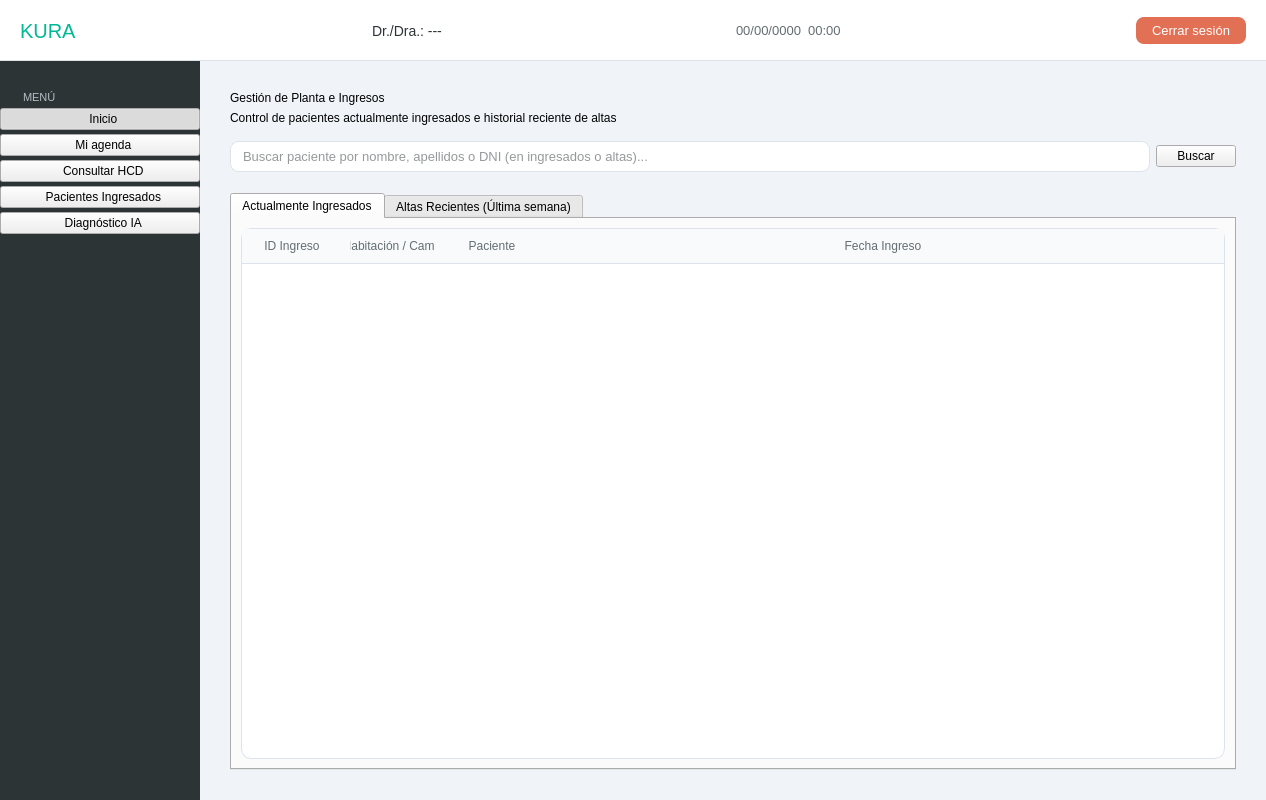
Old version of the form src/vista/Ui/VistaMedico.ui in the repository hgarcg04/software-engineering.
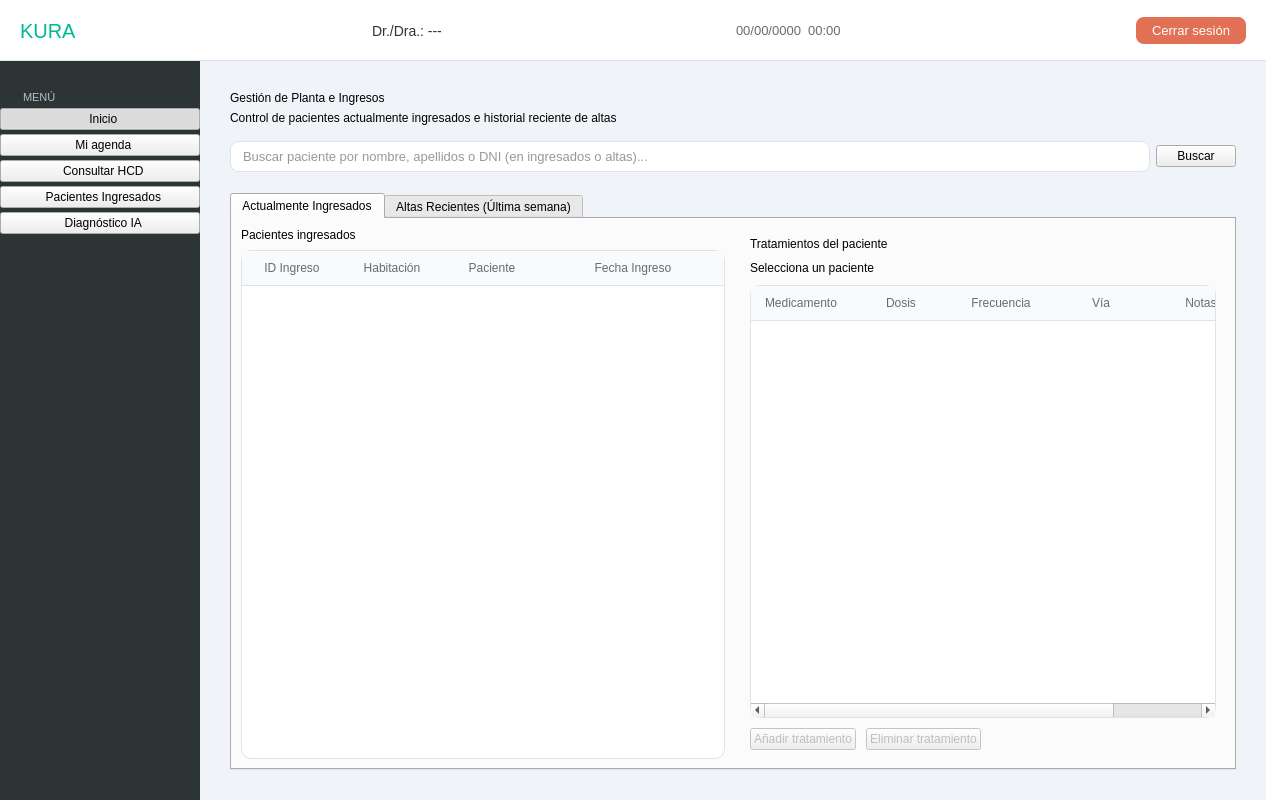
New version of the form. The open tabs and pages were chosen to show the change.

Commit message: Añadi lo de la tratamientos pero no esta acabado

```diff
--- a/src/vista/Ui/VistaMedico.ui
+++ b/src/vista/Ui/VistaMedico.ui
@@ -479,19 +479,97 @@
             
             <widget class="QWidget" name="tab_actuales">
              <attribute name="title"><string>Actualmente Ingresados</string></attribute>
-             <layout class="QVBoxLayout" name="tabActualesLayout">
+             <layout class="QHBoxLayout" name="tabActualesLayout">
+              <property name="spacing"><number>16</number></property>
+
+              <!-- Columna izquierda: tabla de pacientes ingresados -->
               <item>
-               <widget class="QTableWidget" name="tabla_ingresos">
-                <property name="editTriggers"><set>QAbstractItemView::NoEditTriggers</set></property>
-                <property name="selectionBehavior"><enum>QAbstractItemView::SelectRows</enum></property>
-                <property name="columnCount"><number>4</number></property>
-                <attribute name="horizontalHeaderStretchLastSection"><bool>true</bool></attribute>
-                <column><property name="text"><string>ID Ingreso</string></property></column>
-                <column><property name="text"><string>Habitación / Cama</string></property></column>
-                <column><property name="text"><string>Paciente</string></property></column>
-                <column><property name="text"><string>Fecha Ingreso</string></property></column>
+               <layout class="QVBoxLayout">
+                <property name="spacing"><number>8</number></property>
+                <item>
+                 <widget class="QLabel" name="lbl_ingresados_titulo">
+                  <property name="text"><string>Pacientes ingresados</string></property>
+                 </widget>
+                </item>
+                <item>
+                 <widget class="QTableWidget" name="tabla_ingresos">
+                  <property name="editTriggers"><set>QAbstractItemView::NoEditTriggers</set></property>
+                  <property name="selectionBehavior"><enum>QAbstractItemView::SelectRows</enum></property>
+                  <property name="columnCount"><number>4</number></property>
+                  <attribute name="horizontalHeaderStretchLastSection"><bool>true</bool></attribute>
+                  <column><property name="text"><string>ID Ingreso</string></property></column>
+                  <column><property name="text"><string>Habitación</string></property></column>
+                  <column><property name="text"><string>Paciente</string></property></column>
+                  <column><property name="text"><string>Fecha Ingreso</string></property></column>
+                 </widget>
+                </item>
+               </layout>
+              </item>
+
+              <!-- Columna derecha: panel de tratamientos -->
+              <item>
+               <widget class="QFrame" name="frame_tratamientos_ingreso">
+                <layout class="QVBoxLayout" name="tratamientosLayout">
+                 <property name="spacing"><number>10</number></property>
+                 <item>
+                  <layout class="QHBoxLayout">
+                   <item>
+                    <widget class="QLabel" name="lbl_tratamientos_titulo">
+                     <property name="text"><string>Tratamientos del paciente</string></property>
+                    </widget>
+                   </item>
+                   <item>
+                    <spacer>
+                     <property name="orientation"><enum>Qt::Horizontal</enum></property>
+                     <property name="sizeHint" stdset="0"><size><width>0</width><height>0</height></size></property>
+                    </spacer>
+                   </item>
+                  </layout>
+                 </item>
+                 <item>
+                  <widget class="QLabel" name="lbl_paciente_tratamiento">
+                   <property name="text"><string>Selecciona un paciente</string></property>
+                  </widget>
+                 </item>
+                 <item>
+                  <widget class="QTableWidget" name="tabla_tratamientos_ingreso">
+                   <property name="editTriggers"><set>QAbstractItemView::NoEditTriggers</set></property>
+                   <property name="selectionBehavior"><enum>QAbstractItemView::SelectRows</enum></property>
+                   <property name="columnCount"><number>5</number></property>
+                   <attribute name="horizontalHeaderStretchLastSection"><bool>true</bool></attribute>
+                   <column><property name="text"><string>Medicamento</string></property></column>
+                   <column><property name="text"><string>Dosis</string></property></column>
+                   <column><property name="text"><string>Frecuencia</string></property></column>
+                   <column><property name="text"><string>Vía</string></property></column>
+                   <column><property name="text"><string>Notas</string></property></column>
+                  </widget>
+                 </item>
+                 <item>
+                  <layout class="QHBoxLayout">
+                   <item>
+                    <widget class="QPushButton" name="btn_añadir_tratamiento">
+                     <property name="text"><string>Añadir tratamiento</string></property>
+                     <property name="enabled"><bool>false</bool></property>
+                    </widget>
+                   </item>
+                   <item>
+                    <widget class="QPushButton" name="btn_eliminar_tratamiento">
+                     <property name="text"><string>Eliminar tratamiento</string></property>
+                     <property name="enabled"><bool>false</bool></property>
+                    </widget>
+                   </item>
+                   <item>
+                    <spacer>
+                     <property name="orientation"><enum>Qt::Horizontal</enum></property>
+                     <property name="sizeHint" stdset="0"><size><width>0</width><height>0</height></size></property>
+                    </spacer>
+                   </item>
+                  </layout>
+                 </item>
+                </layout>
                </widget>
               </item>
+
              </layout>
             </widget>
 
```
The commit also changes 15 other files.
